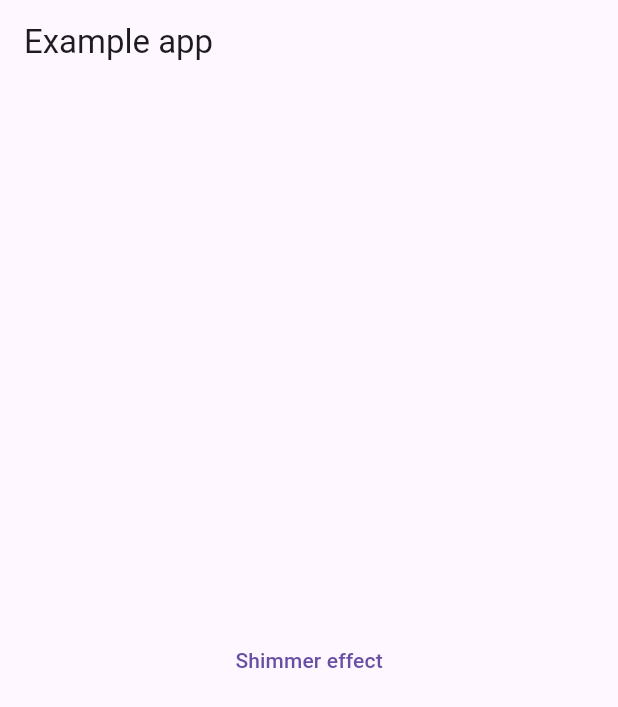
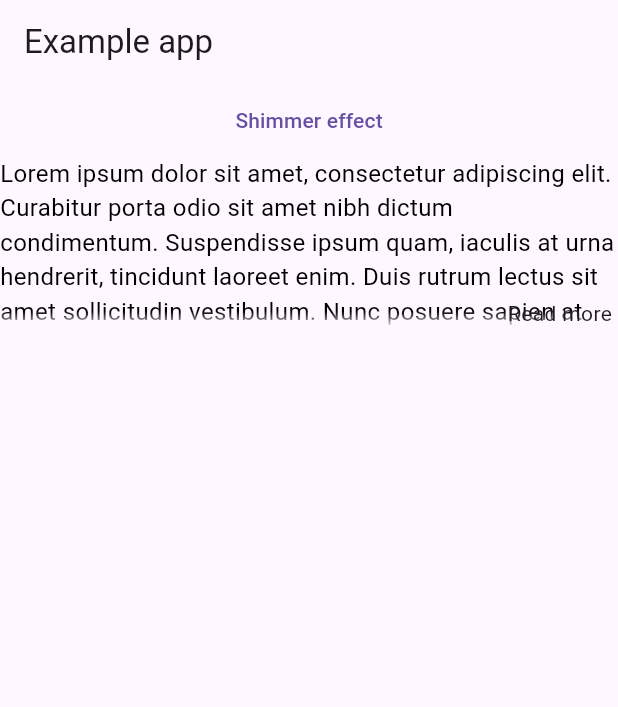
Before and after one commit to Flutter-libraries/mayo_components, a Flutter app: the screen it shows after launch, on a phone screen of 412 x 824 dp. Shown: the top 707 px of the screen. Run offline on Flutter 3.47's test engine with Material 3 defaults, Android fonts, the phone set to English and light mode, and no system bars; our stand-ins replace dotted_decoration, fluttertoast, formz; missing offline and left inert: flutter_dropzone.

Commit message:
Added text read more component

```diff
--- a/example/lib/main.dart
+++ b/example/lib/main.dart
@@ -1,5 +1,6 @@
 import 'package:example/shimmer.dart';
 import 'package:flutter/material.dart';
+import 'package:mayo_components/mayo_components.dart';
 
 void main() {
   runApp(const MaterialApp(
@@ -8,17 +9,24 @@ void main() {
   ));
 }
 
-class MainApp extends StatelessWidget {
+class MainApp extends StatefulWidget {
   const MainApp({super.key});
 
+  @override
+  State<MainApp> createState() => _MainAppState();
+}
+
+class _MainAppState extends State<MainApp> {
+  bool unread = true;
   @override
   Widget build(BuildContext context) {
     return Scaffold(
       appBar: AppBar(
         title: const Text('Example app'),
       ),
-      body: Center(
-        child: TextButton(
+      body: Column(
+        children: [
+          TextButton(
             child: const Text('Shimmer effect'),
             onPressed: () => Navigator.push(
               context,
@@ -27,6 +35,27 @@ class MainApp extends StatelessWidget {
               ),
             ),
           ),
+          TextReadMore(
+              text:
+                  '''Lorem ipsum dolor sit amet, consectetur adipiscing elit. Curabitur porta odio sit amet nibh dictum condimentum. Suspendisse ipsum quam, iaculis at urna hendrerit, tincidunt laoreet enim. Duis rutrum lectus sit amet sollicitudin vestibulum. Nunc posuere sapien at orci euismod tempus. Aenean pharetra tincidunt lectus. Suspendisse efficitur leo ut turpis venenatis vehicula. Aenean ac condimentum ligula. Ut commodo justo lorem, at scelerisque lacus consequat eu. Integer quis tellus i''',
+              textStyle: const TextStyle(
+                fontSize: 16,
+                color: Colors.black,
+              ),
+              readMoreButton: Positioned(
+                bottom: 0,
+                right: 4,
+                child: GestureDetector(
+                  onTap: () => setState(() {
+                    unread = false;
+                  }),
+                  child: const Text('Read more'),
+                ),
+              ),
+              padding: const EdgeInsets.all(16),
+              unread: unread,
+              maxLines: 5),
+        ],
       ),
     );
   }
--- a/lib/mayo_components.dart
+++ b/lib/mayo_components.dart
@@ -1,6 +1,7 @@
 ///
 library mayo_components;
 
+export 'src/components/text_read_more.dart';
 export 'src/dialogs/basic.dart';
 export 'src/fields/custom_text_area.dart';
 export 'src/fields/custom_text_field.dart';
--- /dev/null
+++ b/lib/src/components/text_read_more.dart
@@ -0,0 +1,55 @@
+import 'package:flutter/material.dart';
+
+const kMaxLines = 5;
+
+///
+class TextReadMore extends StatelessWidget {
+  /// Constructor
+  const TextReadMore({
+    required this.text,
+    required this.textStyle,
+    required this.readMoreButton,
+    required this.padding,
+    this.maxLines = kMaxLines,
+    super.key,
+    this.unread = true,
+  });
+
+  final String text;
+  final TextStyle textStyle;
+  final Widget readMoreButton;
+  final EdgeInsets padding;
+  final int maxLines;
+  final bool unread;
+
+  @override
+  Widget build(BuildContext context) {
+    final span = TextSpan(
+      text: text,
+      style: textStyle,
+    );
+    final tp = TextPainter(text: span, textDirection: TextDirection.ltr)
+      ..layout(maxWidth: MediaQuery.of(context).size.width - 64);
+    final numLines = tp.computeLineMetrics().length;
+    // final text = numLines > 5
+    //     ? '${state.maker.shopDescription}\n\n'
+    //     : state.maker.shopDescription;
+
+    return Column(
+      crossAxisAlignment: CrossAxisAlignment.start,
+      children: [
+        Stack(
+          children: [
+            Text(
+              text,
+              style: textStyle,
+              maxLines: unread ? maxLines : null,
+              overflow: unread ? TextOverflow.fade : null,
+            ),
+            if (unread && numLines > maxLines) readMoreButton
+          ],
+        ),
+      ],
+    );
+  }
+}
--- a/pubspec.yaml
+++ b/pubspec.yaml
@@ -1,6 +1,6 @@
 name: mayo_components
 description: This package contains common components like fields, text areas, etc. Shared between different applications
-version: 0.0.16
+version: 0.0.17
 homepage: https://mayosoftware.es
 
 environment:
```
Also changed, not shown: 1 other file. Lines whose indentation alone changed are shown as unchanged.
